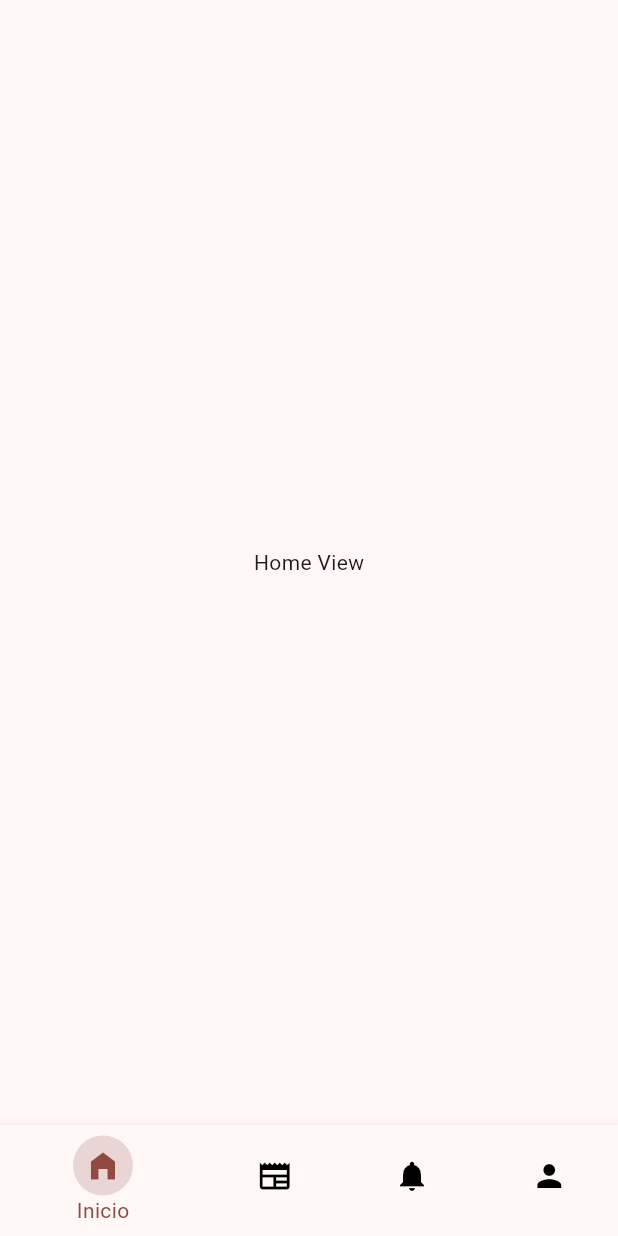
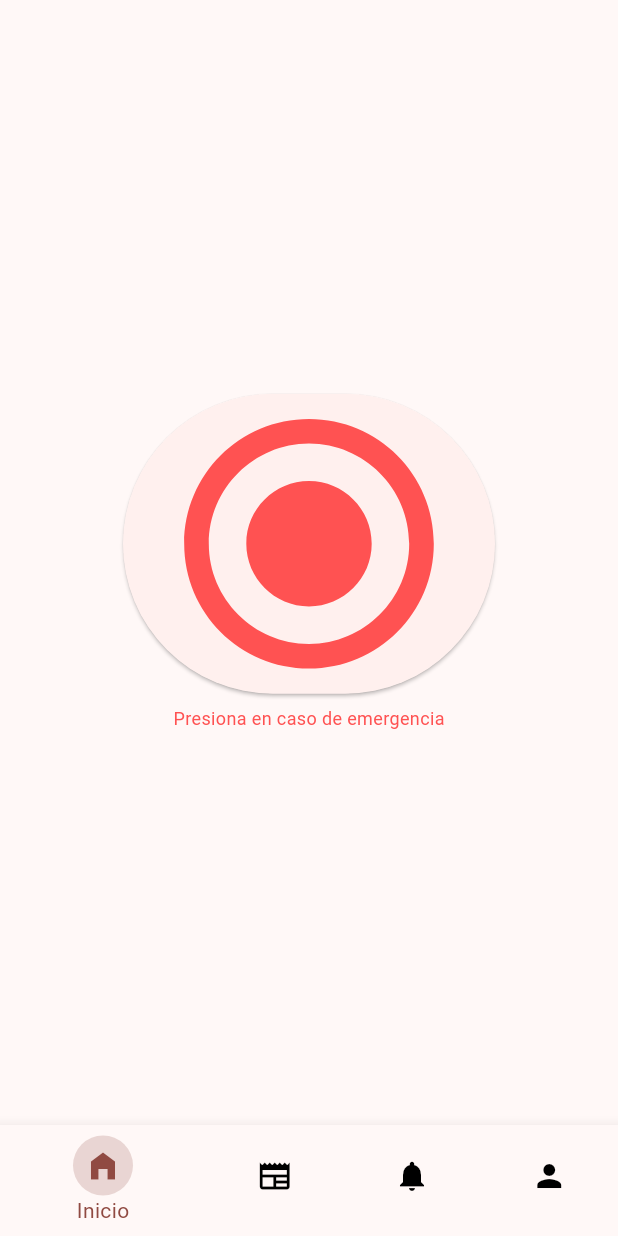
Before and after one commit to CityUp-UPC/citysos-citizen-app, a Flutter app: the screen it shows after launch, on a phone screen of 412 x 824 dp. Run offline on Flutter 3.47's test engine with Material 3 defaults, Android fonts, the phone set to English and light mode, and no system bars.

Commit message:
add home-view

```diff
--- a/lib/main.dart
+++ b/lib/main.dart
@@ -1,6 +1,8 @@
 import 'package:citysos_citizen/navbar.dart';
+import 'package:citysos_citizen/views/home_view.dart';
 import 'package:flutter/material.dart';
-import 'package:citysos_citizen/navbar.dart';
+
+
 
 void main() {
   runApp(const MyApp());
@@ -18,6 +20,7 @@ class MyApp extends StatelessWidget {
         useMaterial3: true,
       ),
       home: const Navbar(),
+
     );
   }
 }
--- a/lib/views/home_view.dart
+++ b/lib/views/home_view.dart
@@ -1,4 +1,6 @@
 import 'package:flutter/cupertino.dart';
+import 'package:flutter/material.dart';
+import 'package:citysos_citizen/navbar.dart';
 
 class Home extends StatefulWidget {
   const Home({super.key});
@@ -10,8 +12,56 @@ class Home extends StatefulWidget {
 class _HomeState extends State<Home> {
   @override
   Widget build(BuildContext context) {
-    return const Center(
-      child: Text('Home View'),
+    return Scaffold(
+        body: Center(
+          child:
+          ButtonWithText(color: Colors.redAccent, icon: Icons.radio_button_on, label: 'Presiona en caso de emergencia', size: 200),
+
+
+    ),
+        );
+  }
+}
+
+class ButtonWithText extends StatelessWidget {
+  const ButtonWithText({
+    super.key,
+    required this.color,
+    required this.icon,
+    required this.label,
+    required this.size,
+
+  });
+
+  final Color color;
+  final IconData icon;
+  final String label;
+  final double? size;
+
+  @override
+  Widget build(BuildContext context) {
+    return Column(
+      mainAxisSize: MainAxisSize.min,
+      mainAxisAlignment: MainAxisAlignment.center,
+
+      children: [
+        ElevatedButton(onPressed: () {
+          print('apretado');
+        }, child: Icon(icon, color: color, size: size,)
+        ),
+        Padding(
+          padding: const EdgeInsets.only(top: 8),
+          child: Text(
+            label,
+            style: TextStyle(
+              fontSize: 12,
+              fontWeight: FontWeight.w400,
+              color: color,
+            ),
+          ),
+        ),
+      ],
     );
   }
+
 }
```
Also changed, not shown: pubspec.lock.
